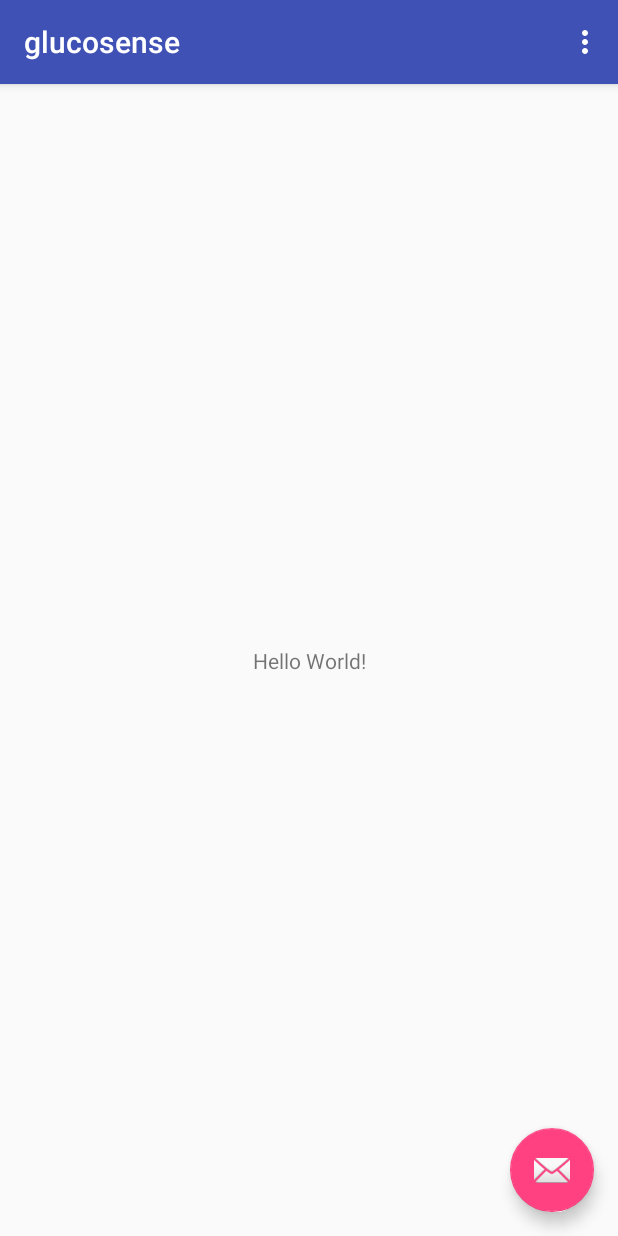
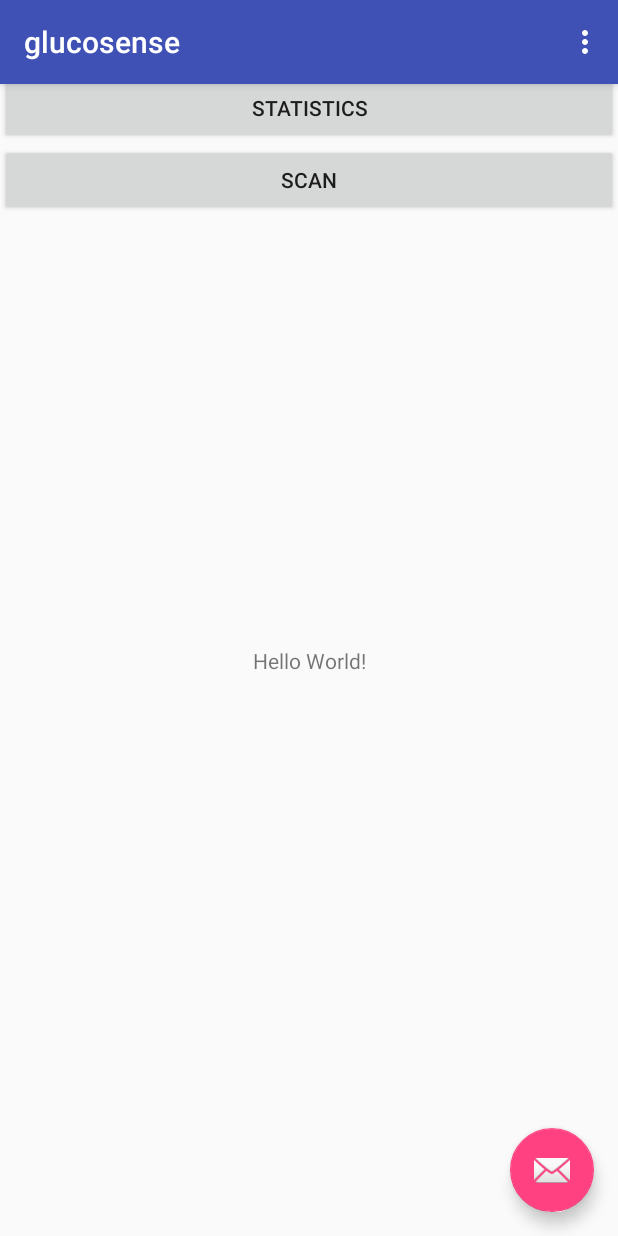
Before and after one commit to jlarsson89/glucosense, an Android app: the screen it shows after launch (MainActivity), on a phone screen of 412 x 824 dp. Run offline under Robolectric (Android 15) with nearby library versions, the phone set to English and light mode, and no system bars.

Commit message:
migrated old main activity buttons

```diff
--- a/app/src/main/res/layout/activity_main.xml
+++ b/app/src/main/res/layout/activity_main.xml
@@ -22,6 +22,38 @@
 
     <include layout="@layout/content_main" />
 
+    <LinearLayout
+        android:id="@+id/mainBar"
+        android:layout_width="match_parent"
+        android:layout_height="wrap_content"
+        android:gravity="start"
+        android:orientation="vertical"
+        android:visibility="visible"
+        app:layout_constraintTop_toBottomOf="@+id/topBar"
+        tools:ignore="MissingConstraints"
+        tools:layout_editor_absoluteX="0dp"
+        tools:layout_height="wrap_content"
+        tools:layout_marginTop="400dp">
+
+        <Button
+            android:id="@+id/historyButton"
+            android:layout_width="match_parent"
+            android:layout_height="wrap_content"
+            android:text="History" />
+
+        <Button
+            android:id="@+id/statisticsButton"
+            android:layout_width="match_parent"
+            android:layout_height="wrap_content"
+            android:text="Statistics" />
+
+        <Button
+            android:id="@+id/scanButton"
+            android:layout_width="match_parent"
+            android:layout_height="wrap_content"
+            android:text="Scan" />
+    </LinearLayout>
+
     <android.support.design.widget.FloatingActionButton
         android:id="@+id/fab"
         android:layout_width="wrap_content"
```
